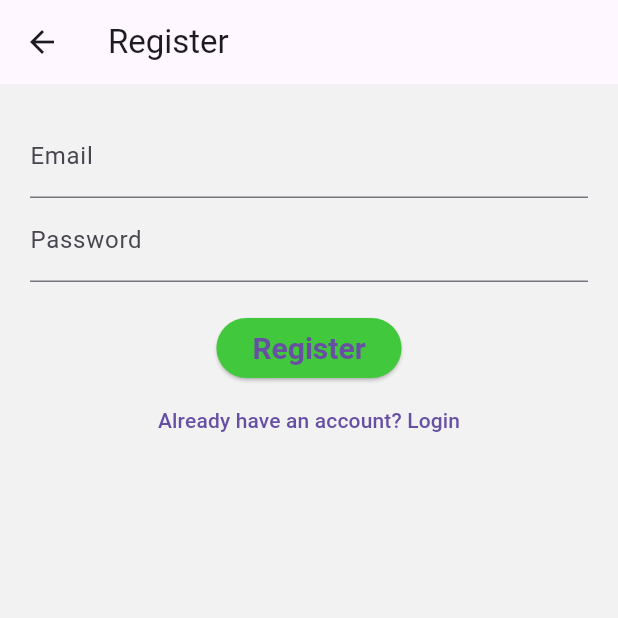
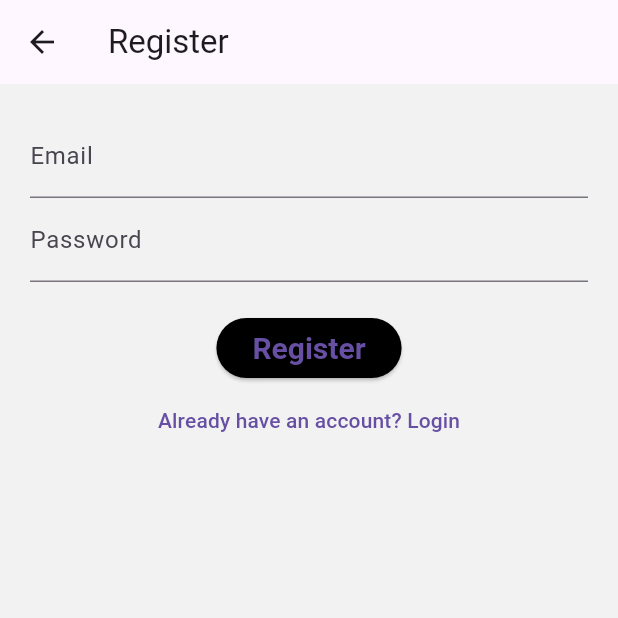
Before and after one commit to jeangregorfonrose/migra-app, a Flutter app: the RegisterScreen screen opened directly, on a phone screen of 412 x 824 dp, the top half of it. Run offline on Flutter 3.47's test engine with Material 3 defaults, Android fonts, the phone set to English and light mode, and no system bars; our stand-ins replace firebase_auth, firebase_core, geolocator, go_router, google_maps_flutter; missing offline and left inert: geolocator_platform_interface, mapbox_maps_flutter; accounts and stored records are empty; generated files the repository leaves out were written again; network calls fail.

Commit message:
Changed color of submit button

```diff
--- a/lib/core/themes/app_colors.dart
+++ b/lib/core/themes/app_colors.dart
@@ -1,11 +1,11 @@
 import 'package:flutter/material.dart';
 
 class AppColors {
-  static const primary = Color(0xFF42C83C);
-  static const primaryDark = Color(0xFF303F9F);
+  static const primary = Color.fromARGB(255, 0, 0, 0);
+  static const primaryDark = Color.fromARGB(255, 255, 255, 255);
   static const primaryLight = Color(0xFFC5CAE9);
 
-  static const secondary = Color(0xFF00BCD4);
+  static const secondary = Color.fromARGB(255, 47, 49, 49);
   static const secondaryDark = Color(0xFF0097A7);
   static const secondaryLight = Color(0xFFB2EBF2);
 
```
